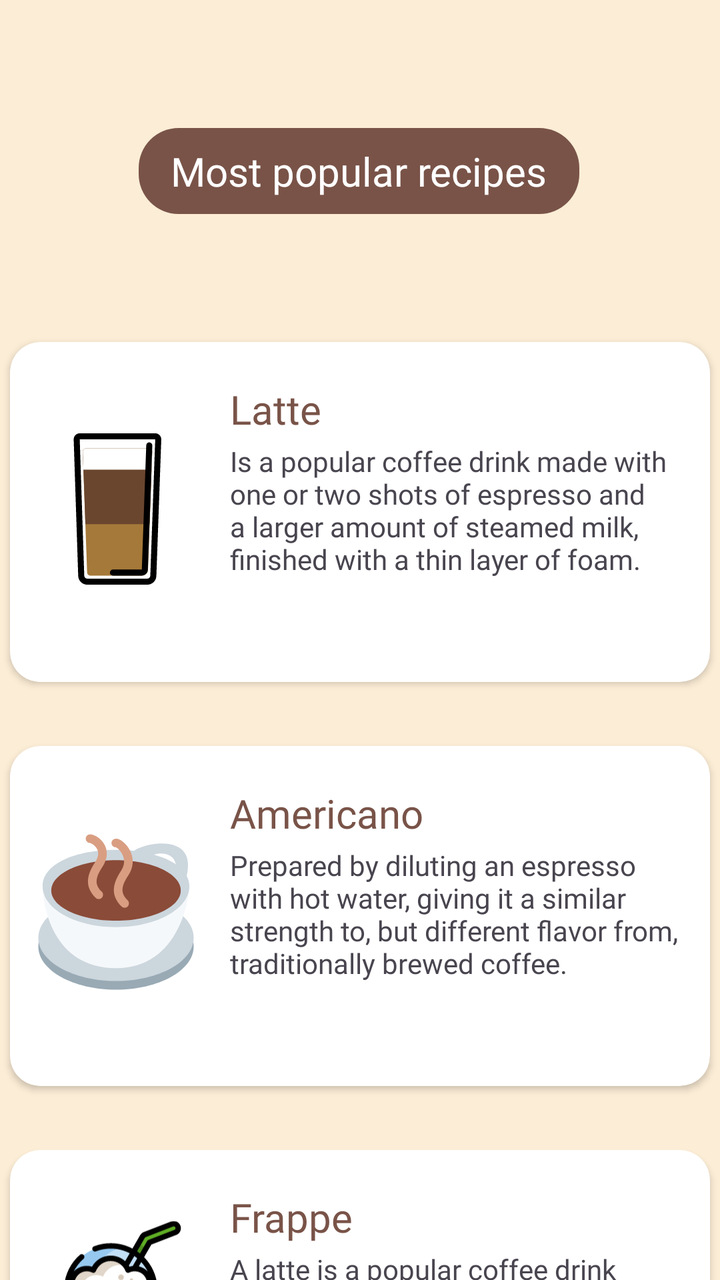
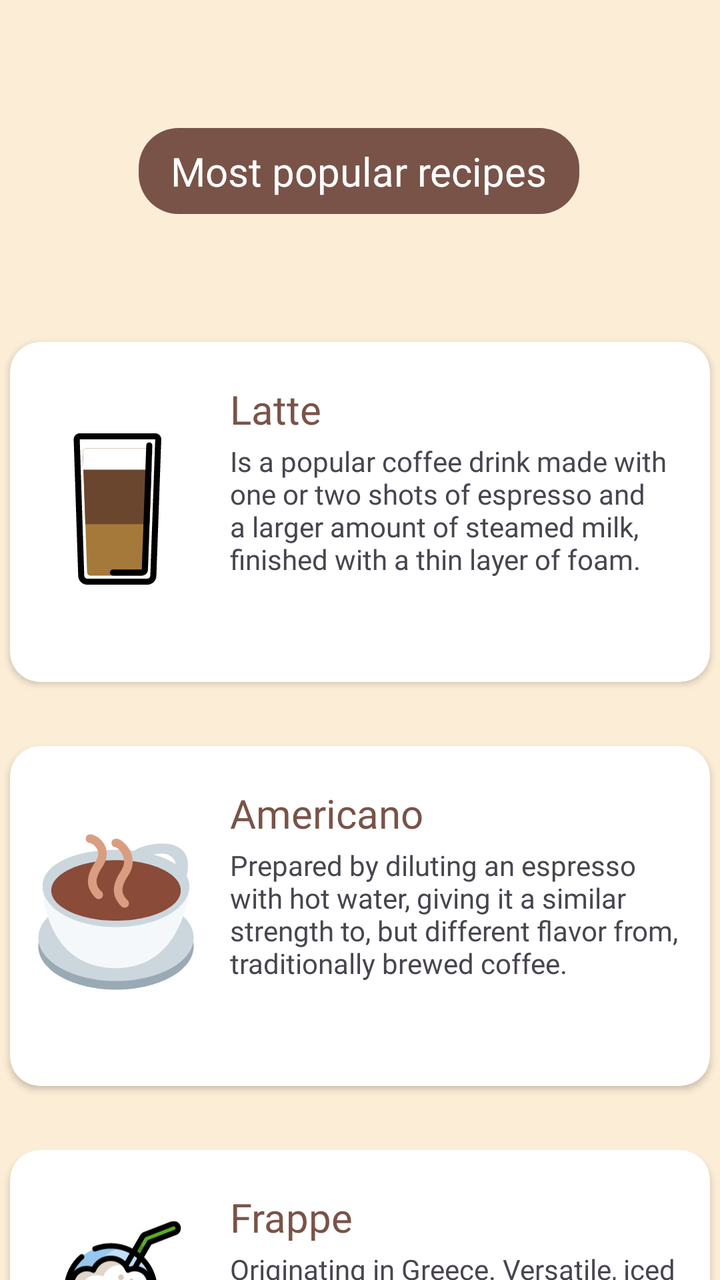

Two renders of the same Android screen: before a commit and after it. Below are the layout's source before the change and the commit's diff.
<!-- AndroidManifest.xml: application theme Theme.CoffeeShop -->
<!-- res/layout/activity_home.xml -->
<?xml version="1.0" encoding="utf-8"?>
<androidx.constraintlayout.widget.ConstraintLayout xmlns:android="http://schemas.android.com/apk/res/android"
    xmlns:app="http://schemas.android.com/apk/res-auto"
    xmlns:tools="http://schemas.android.com/tools"
    android:id="@+id/main"
    android:layout_width="match_parent"
    android:layout_height="match_parent"
    android:background="@color/bg_recipes"
    tools:context=".HomeActivity">

    <androidx.cardview.widget.CardView
        android:layout_width="350dp"
        android:layout_height="170dp"
        android:layout_marginTop="32dp"
        app:cardCornerRadius="15dp"
        app:layout_constraintEnd_toEndOf="parent"
        app:layout_constraintHorizontal_bias="0.491"
        app:layout_constraintStart_toStartOf="parent"
        app:layout_constraintTop_toBottomOf="@+id/cardView4">

        <ImageView
            android:id="@+id/imageView2"
            android:layout_width="91dp"
            android:layout_height="102dp"
            android:layout_marginStart="10dp"
            android:layout_marginTop="30dp"
            app:srcCompat="@drawable/frappe" />

        <TextView
            android:id="@+id/textView2"
            android:layout_width="wrap_content"
            android:layout_height="wrap_content"
            android:layout_marginStart="110dp"
            android:layout_marginTop="20dp"
            android:fontFamily="@font/baloo"
            android:text="Frappe"
            android:textColor="@color/text_recipes"
            android:textSize="20sp" />

        <TextView
            android:id="@+id/textView3"
            android:layout_width="226dp"
            android:layout_height="108dp"
            android:layout_marginStart="110dp"
            android:layout_marginTop="50dp"
            android:fontFamily="@font/alata"
            android:text="A latte is a popular coffee drink made with one or two shots of espresso and a larger amount of steamed milk, finished with a thin layer of foam."
            android:textSize="14sp" />
    </androidx.cardview.widget.CardView>

    <androidx.cardview.widget.CardView
        android:id="@+id/cardView3"
        android:layout_width="350dp"
        android:layout_height="170dp"
        android:layout_marginTop="64dp"
        app:cardCornerRadius="15dp"
        app:layout_constraintEnd_toEndOf="parent"
        app:layout_constraintHorizontal_bias="0.491"
        app:layout_constraintStart_toStartOf="parent"
        app:layout_constraintTop_toBottomOf="@+id/textView">

        <ImageView
            android:id="@+id/imageView2"
            android:layout_width="109dp"
            android:layout_height="117dp"
            android:layout_marginTop="25dp"
            app:srcCompat="@drawable/latte" />

        <TextView
            android:id="@+id/textView2"
            android:layout_width="wrap_content"
            android:layout_height="wrap_content"
            android:layout_marginStart="110dp"
            android:layout_marginTop="20dp"
            android:fontFamily="@font/baloo"
            android:text="Latte"
            android:textColor="@color/text_recipes"
            android:textSize="20sp" />

        <TextView
            android:id="@+id/textView3"
            android:layout_width="226dp"
            android:layout_height="108dp"
            android:layout_marginStart="110dp"
            android:layout_marginTop="50dp"
            android:fontFamily="@font/alata"
            android:text="@string/latte"
            android:textSize="14sp" />
    </androidx.cardview.widget.CardView>

    <androidx.cardview.widget.CardView
        android:id="@+id/cardView4"
        android:layout_width="350dp"
        android:layout_height="170dp"
        android:layout_marginTop="32dp"
        app:cardCornerRadius="15dp"
        app:layout_constraintEnd_toEndOf="parent"
        app:layout_constraintHorizontal_bias="0.491"
        app:layout_constraintStart_toStartOf="parent"
        app:layout_constraintTop_toBottomOf="@+id/cardView3">

        <ImageView
            android:id="@+id/imageView2"
            android:layout_width="82dp"
            android:layout_height="86dp"
            android:layout_marginStart="12dp"
            android:layout_marginTop="40dp"
            app:srcCompat="@drawable/americano" />

        <TextView
            android:id="@+id/textView2"
            android:layout_width="wrap_content"
            android:layout_height="wrap_content"
            android:layout_marginStart="110dp"
            android:layout_marginTop="20dp"
            android:fontFamily="@font/baloo"
            android:text="Americano"
            android:textColor="@color/text_recipes"
            android:textSize="20sp" />

        <TextView
            android:id="@+id/textView3"
            android:layout_width="226dp"
            android:layout_height="108dp"
            android:layout_marginStart="110dp"
            android:layout_marginTop="50dp"
            android:fontFamily="@font/alata"
            android:text="@string/americano"
            android:textSize="14sp" />
    </androidx.cardview.widget.CardView>

    <TextView
        android:id="@+id/textView"
        android:layout_width="wrap_content"
        android:layout_height="wrap_content"
        android:layout_marginTop="64dp"
        android:background="@drawable/bg_text_rounded"
        android:fontFamily="@font/baloo"
        android:paddingStart="16dp"
        android:paddingTop="8dp"
        android:paddingEnd="16dp"
        android:paddingBottom="8dp"
        android:text="@string/recipes"
        android:textColor="@color/white"
        android:textSize="20sp"
        app:layout_constraintEnd_toEndOf="parent"
        app:layout_constraintHorizontal_bias="0.497"
        app:layout_constraintStart_toStartOf="parent"
        app:layout_constraintTop_toTopOf="parent" />

</androidx.constraintlayout.widget.ConstraintLayout>
<!-- resources referenced by this layout -->
<resources>
  <color name="bg_recipes">#fcedd6</color>
  <color name="text_recipes">#795348</color>
  <color name="white">#FFFFFFFF</color>
  <!-- drawable americano: vector/xml drawable (drawable, 3170 chars, omitted) -->
  <!-- drawable bg_text_rounded (drawable) -->
  <?xml version="1.0" encoding="utf-8"?>
  <shape xmlns:tools="http://schemas.android.com/tools"
      xmlns:android="http://schemas.android.com/apk/res/android"
      tools:ignore="ExtraText">
      android:shape="rectangle">
      <corners android:radius="20dp"/>
      <solid android:color="@color/text_recipes" />
  
  </shape>
  <!-- drawable frappe: vector/xml drawable (drawable, 8160 chars, omitted) -->
  <!-- drawable latte: vector/xml drawable (drawable, 3171 chars, omitted) -->
  <string name="americano">Prepared by diluting an espresso with hot water, giving it a similar strength to,
          but different flavor from, traditionally brewed coffee.</string>
  <string name="latte">Is a popular coffee drink made with one or two shots of espresso and a larger amount of steamed milk,
          finished with a thin layer of foam.</string>
  <string name="recipes">Most popular recipes</string>
  <style name="Theme.CoffeeShop" parent="Base.Theme.CoffeeShop" />
  <style name="Base.Theme.CoffeeShop" parent="Theme.Material3.DayNight.NoActionBar">
          
          
      </style>
</resources>

<!-- the commit's change to res/layout/activity_home.xml (unified diff, before → after) -->
@@ -40,11 +40,11 @@
         <TextView
             android:id="@+id/textView3"
             android:layout_width="226dp"
-            android:layout_height="108dp"
+            android:layout_height="117dp"
             android:layout_marginStart="110dp"
             android:layout_marginTop="50dp"
             android:fontFamily="@font/alata"
-            android:text="A latte is a popular coffee drink made with one or two shots of espresso and a larger amount of steamed milk, finished with a thin layer of foam."
+            android:text="@string/frappe"
             android:textSize="14sp" />
     </androidx.cardview.widget.CardView>
 
<!-- resource entries referenced after the edit -->
@@ -18,6 +18,8 @@
   <!-- drawable latte: vector/xml drawable (drawable, 3171 chars, omitted) -->
   <string name="americano">Prepared by diluting an espresso with hot water, giving it a similar strength to,
           but different flavor from, traditionally brewed coffee.</string>
+  <string name="frappe">Originating in Greece. Versatile, iced beverage often shaken, blended, or beaten to produce a thick foam,
+          typically made with instant coffee, sugar, milk, and ice. </string>
   <string name="latte">Is a popular coffee drink made with one or two shots of espresso and a larger amount of steamed milk,
           finished with a thin layer of foam.</string>
   <string name="recipes">Most popular recipes</string>
